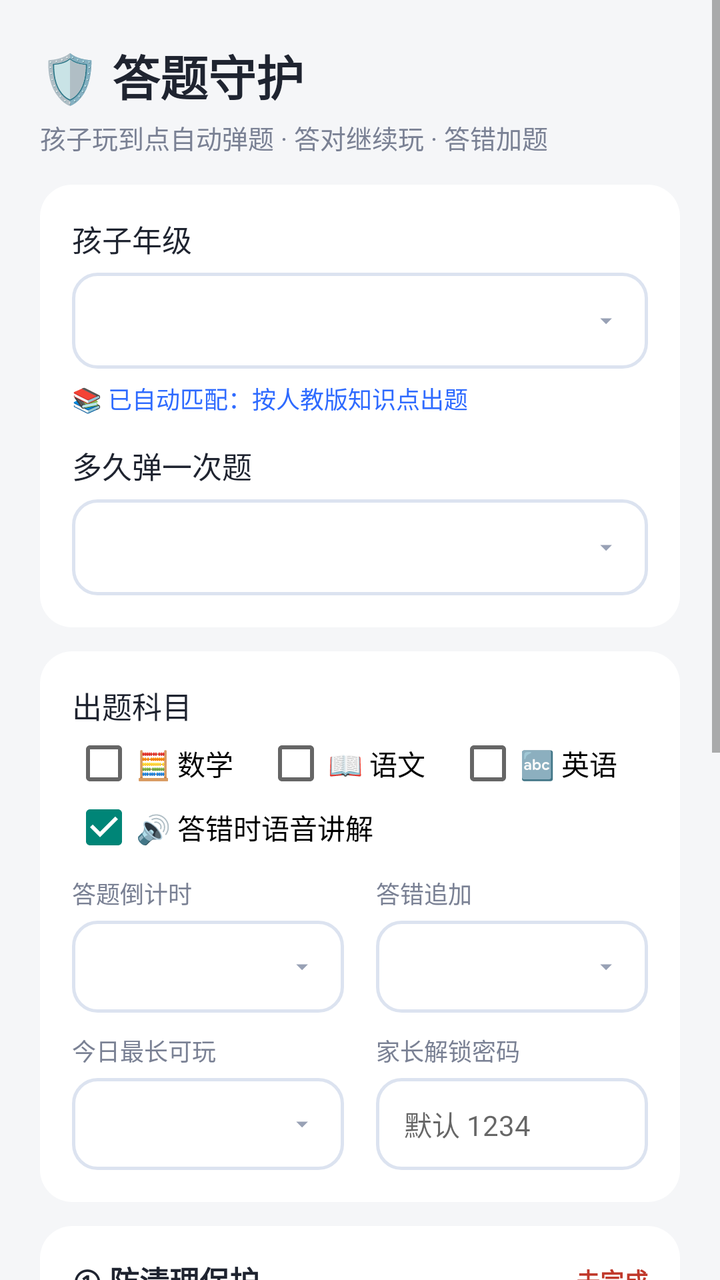
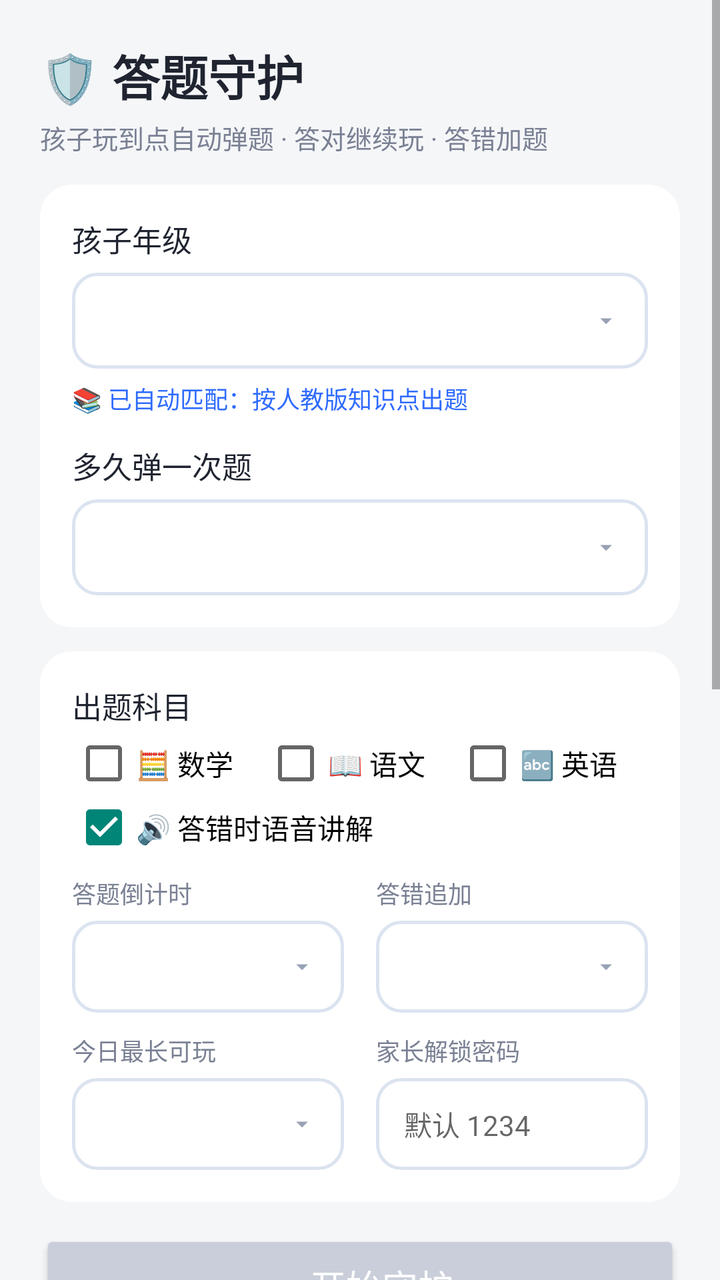

An Android layout rendered at two revisions. The XML below is the earlier revision; the diff shows what the commit changed to produce the second picture.
<!-- AndroidManifest.xml: application theme Theme.AnswerLock -->
<!-- res/layout/activity_main.xml -->
<?xml version="1.0" encoding="utf-8"?>
<FrameLayout xmlns:android="http://schemas.android.com/apk/res/android"
    android:layout_width="match_parent"
    android:layout_height="match_parent"
    android:background="#F5F6F8">

    <ScrollView
        android:layout_width="match_parent"
        android:layout_height="match_parent"
        android:background="#F5F6F8">

        <LinearLayout
            android:layout_width="match_parent"
            android:layout_height="wrap_content"
            android:orientation="vertical"
            android:padding="20dp">

            <TextView
                android:layout_width="wrap_content"
                android:layout_height="wrap_content"
                android:text="🛡️ 答题守护"
                android:textColor="#1F2430"
                android:textSize="24sp"
                android:textStyle="bold" />

            <TextView
                android:layout_width="wrap_content"
                android:layout_height="wrap_content"
                android:layout_marginTop="4dp"
                android:layout_marginBottom="14dp"
                android:text="孩子玩到点自动弹题 · 答对继续玩 · 答错加题"
                android:textColor="#7A8194"
                android:textSize="13sp" />

            
            <LinearLayout
                android:id="@+id/hintCard"
                android:layout_width="match_parent"
                android:layout_height="wrap_content"
                android:layout_marginBottom="12dp"
                android:background="@drawable/bg_hint"
                android:clickable="true"
                android:focusable="true"
                android:orientation="horizontal"
                android:padding="12dp"
                android:visibility="gone">

                <TextView
                    android:id="@+id/hintTv"
                    android:layout_width="0dp"
                    android:layout_height="wrap_content"
                    android:layout_weight="1"
                    android:lineSpacingExtra="2dp"
                    android:text="⚠️ 华为还需打开「后台弹窗」权限，否则离开本页后弹不出来"
                    android:textColor="#C0392B"
                    android:textSize="13sp" />

                <TextView
                    android:layout_width="wrap_content"
                    android:layout_height="wrap_content"
                    android:layout_gravity="center_vertical"
                    android:layout_marginStart="8dp"
                    android:text="去打开 ›"
                    android:textColor="#C0392B"
                    android:textSize="13sp"
                    android:textStyle="bold" />
            </LinearLayout>

            
            <LinearLayout
                android:layout_width="match_parent"
                android:layout_height="wrap_content"
                android:background="@drawable/bg_section"
                android:orientation="vertical"
                android:padding="16dp">

                <TextView
                    android:layout_width="wrap_content"
                    android:layout_height="wrap_content"
                    android:text="孩子年级"
                    android:textColor="#1F2430"
                    android:textSize="15sp" />

                <Spinner
                    android:id="@+id/gradeSp"
                    android:layout_width="match_parent"
                    android:layout_height="48dp"
                    android:layout_marginTop="6dp"
                    android:background="@drawable/bg_spinner"
                    android:paddingStart="14dp"
                    android:paddingEnd="40dp" />

                <TextView
                    android:id="@+id/autoTv"
                    android:layout_width="wrap_content"
                    android:layout_height="wrap_content"
                    android:layout_marginTop="6dp"
                    android:text="📚 已自动匹配：按人教版知识点出题"
                    android:textColor="#2F6BFF"
                    android:textSize="12sp" />

                <TextView
                    android:layout_width="wrap_content"
                    android:layout_height="wrap_content"
                    android:layout_marginTop="14dp"
                    android:text="多久弹一次题"
                    android:textColor="#1F2430"
                    android:textSize="15sp" />

                <Spinner
                    android:id="@+id/intervalSp"
                    android:layout_width="match_parent"
                    android:layout_height="48dp"
                    android:layout_marginTop="6dp"
                    android:background="@drawable/bg_spinner"
                    android:paddingStart="14dp"
                    android:paddingEnd="40dp" />
            </LinearLayout>

            
            <LinearLayout
                android:layout_width="match_parent"
                android:layout_height="wrap_content"
                android:layout_marginTop="12dp"
                android:background="@drawable/bg_section"
                android:orientation="vertical"
                android:padding="16dp">

                <TextView
                    android:layout_width="wrap_content"
                    android:layout_height="wrap_content"
                    android:text="出题科目"
                    android:textColor="#1F2430"
                    android:textSize="15sp" />

                <LinearLayout
                    android:layout_width="match_parent"
                    android:layout_height="wrap_content"
                    android:layout_marginTop="2dp"
                    android:orientation="horizontal">

                    <CheckBox
                        android:id="@+id/chkMath"
                        android:layout_width="0dp"
                        android:layout_height="wrap_content"
                        android:layout_weight="1"
                        android:text="🧮 数学"
                        android:textSize="14sp" />

                    <CheckBox
                        android:id="@+id/chkChinese"
                        android:layout_width="0dp"
                        android:layout_height="wrap_content"
                        android:layout_weight="1"
                        android:text="📖 语文"
                        android:textSize="14sp" />

                    <CheckBox
                        android:id="@+id/chkEnglish"
                        android:layout_width="0dp"
                        android:layout_height="wrap_content"
                        android:layout_weight="1"
                        android:text="🔤 英语"
                        android:textSize="14sp" />
                </LinearLayout>

                <CheckBox
                    android:id="@+id/voiceChk"
                    android:layout_width="wrap_content"
                    android:layout_height="wrap_content"
                    android:checked="true"
                    android:text="🔊 答错时语音讲解"
                    android:textSize="14sp" />

                <LinearLayout
                    android:layout_width="match_parent"
                    android:layout_height="wrap_content"
                    android:layout_marginTop="8dp"
                    android:orientation="horizontal">

                    <LinearLayout
                        android:layout_width="0dp"
                        android:layout_height="wrap_content"
                        android:layout_marginEnd="8dp"
                        android:layout_weight="1"
                        android:orientation="vertical">

                        <TextView
                            android:layout_width="wrap_content"
                            android:layout_height="wrap_content"
                            android:text="答题倒计时"
                            android:textColor="#7A8194"
                            android:textSize="12sp" />

                        <Spinner
                            android:id="@+id/quizTimeSp"
                            android:layout_width="match_parent"
                            android:layout_height="46dp"
                            android:layout_marginTop="5dp"
                            android:background="@drawable/bg_spinner"
                            android:paddingStart="12dp"
                            android:paddingEnd="34dp" />
                    </LinearLayout>

                    <LinearLayout
                        android:layout_width="0dp"
                        android:layout_height="wrap_content"
                        android:layout_marginStart="8dp"
                        android:layout_weight="1"
                        android:orientation="vertical">

                        <TextView
                            android:layout_width="wrap_content"
                            android:layout_height="wrap_content"
                            android:text="答错追加"
                            android:textColor="#7A8194"
                            android:textSize="12sp" />

                        <Spinner
                            android:id="@+id/penaltySp"
                            android:layout_width="match_parent"
                            android:layout_height="46dp"
                            android:layout_marginTop="5dp"
                            android:background="@drawable/bg_spinner"
                            android:paddingStart="12dp"
                            android:paddingEnd="34dp" />
                    </LinearLayout>
                </LinearLayout>

                <LinearLayout
                    android:layout_width="match_parent"
                    android:layout_height="wrap_content"
                    android:layout_marginTop="10dp"
                    android:orientation="horizontal">

                    <LinearLayout
                        android:layout_width="0dp"
                        android:layout_height="wrap_content"
                        android:layout_marginEnd="8dp"
                        android:layout_weight="1"
                        android:orientation="vertical">

                        <TextView
                            android:layout_width="wrap_content"
                            android:layout_height="wrap_content"
                            android:text="今日最长可玩"
                            android:textColor="#7A8194"
                            android:textSize="12sp" />

                        <Spinner
                            android:id="@+id/dailySp"
                            android:layout_width="match_parent"
                            android:layout_height="46dp"
                            android:layout_marginTop="5dp"
                            android:background="@drawable/bg_spinner"
                            android:paddingStart="12dp"
                            android:paddingEnd="34dp" />
                    </LinearLayout>

                    <LinearLayout
                        android:layout_width="0dp"
                        android:layout_height="wrap_content"
                        android:layout_marginStart="8dp"
                        android:layout_weight="1"
                        android:orientation="vertical">

                        <TextView
                            android:layout_width="wrap_content"
                            android:layout_height="wrap_content"
                            android:text="家长解锁密码"
                            android:textColor="#7A8194"
                            android:textSize="12sp" />

                        <EditText
                            android:id="@+id/pwdEt"
                            android:layout_width="match_parent"
                            android:layout_height="46dp"
                            android:layout_marginTop="5dp"
                            android:background="@drawable/bg_field"
                            android:gravity="center_vertical"
                            android:hint="默认 1234"
                            android:inputType="textPassword"
                            android:maxLength="8"
                            android:paddingStart="14dp"
                            android:paddingEnd="12dp"
                            android:textSize="14sp" />
                    </LinearLayout>
                </LinearLayout>
            </LinearLayout>

            
            <LinearLayout
                android:id="@+id/adminCard"
                android:layout_width="match_parent"
                android:layout_height="wrap_content"
                android:layout_marginTop="12dp"
                android:background="@drawable/bg_section"
                android:orientation="vertical"
                android:padding="16dp">

                <LinearLayout
                    android:layout_width="match_parent"
                    android:layout_height="wrap_content"
                    android:gravity="center_vertical"
                    android:orientation="horizontal">

                    <TextView
                        android:layout_width="0dp"
                        android:layout_height="wrap_content"
                        android:layout_weight="1"
                        android:text="① 防清理保护"
                        android:textColor="#1F2430"
                        android:textSize="15sp"
                        android:textStyle="bold" />

                    <TextView
                        android:id="@+id/adminStateTv"
                        android:layout_width="wrap_content"
                        android:layout_height="wrap_content"
                        android:text="未完成"
                        android:textColor="#C0392B"
                        android:textSize="12sp"
                        android:textStyle="bold" />
                </LinearLayout>

                <TextView
                    android:id="@+id/adminDescTv"
                    android:layout_width="match_parent"
                    android:layout_height="wrap_content"
                    android:layout_marginTop="5dp"
                    android:lineSpacingExtra="2dp"
                    android:text="点一次下面这个按钮、在系统弹窗里点「激活」就好，之后永久生效。开启后「② 开始守护」才会变蓝。"
                    android:textColor="#7A8194"
                    android:textSize="12sp" />

                <Button
                    android:id="@+id/adminBtn"
                    android:layout_width="match_parent"
                    android:layout_height="48dp"
                    android:layout_marginTop="10dp"
                    android:backgroundTint="#EDEBFF"
                    android:text="🛡️ 一键开启防清理保护"
                    android:textColor="#4B3BB3"
                    android:textSize="15sp" />

                <TextView
                    android:layout_width="match_parent"
                    android:layout_height="wrap_content"
                    android:layout_marginTop="8dp"
                    android:text="防冻结、防清理都在后台自动处理，不用再去系统设置里点别的"
                    android:textColor="#9AA3B5"
                    android:textSize="11sp" />
            </LinearLayout>

            
            <Button
                android:id="@+id/startBtn"
                android:layout_width="match_parent"
                android:layout_height="56dp"
                android:layout_marginTop="14dp"
                android:backgroundTint="#C9CEDA"
                android:text="② 开始守护"
                android:textColor="#FFFFFF"
                android:textSize="18sp" />

            <TextView
                android:id="@+id/startHintTv"
                android:layout_width="match_parent"
                android:layout_height="wrap_content"
                android:layout_marginTop="7dp"
                android:gravity="center"
                android:text="点亮上面第 ① 步，这个按钮立刻变蓝"
                android:textColor="#9AA3B5"
                android:textSize="12sp" />

            <LinearLayout
                android:layout_width="match_parent"
                android:layout_height="wrap_content"
                android:layout_marginTop="10dp"
                android:orientation="horizontal">

                <Button
                    android:id="@+id/testBtn"
                    android:layout_width="0dp"
                    android:layout_height="44dp"
                    android:layout_weight="1"
                    android:backgroundTint="#FFFFFF"
                    android:text="立即试弹一题"
                    android:textColor="#2F6BFF" />

                <Button
                    android:id="@+id/stopBtn"
                    android:layout_width="0dp"
                    android:layout_height="44dp"
                    android:layout_marginStart="10dp"
                    android:layout_weight="1"
                    android:backgroundTint="#FFFFFF"
                    android:text="停止守护"
                    android:textColor="#7A8194" />
            </LinearLayout>

            <TextView
                android:id="@+id/statusTv"
                android:layout_width="match_parent"
                android:layout_height="wrap_content"
                android:layout_marginTop="14dp"
                android:text="⚪ 未启动"
                android:textColor="#1F2430"
                android:textSize="15sp"
                android:textStyle="bold" />

            <TextView
                android:id="@+id/diagToggle"
                android:layout_width="wrap_content"
                android:layout_height="wrap_content"
                android:layout_marginTop="14dp"
                android:paddingTop="6dp"
                android:paddingBottom="6dp"
                android:text="🩺 弹题不正常？诊断与修复 ▾"
                android:textColor="#B26A00"
                android:textSize="14sp" />

            <LinearLayout
                android:id="@+id/diagBox"
                android:layout_width="match_parent"
                android:layout_height="wrap_content"
                android:orientation="vertical"
                android:visibility="gone">

                <TextView
                    android:id="@+id/diagTv"
                    android:layout_width="match_parent"
                    android:layout_height="wrap_content"
                    android:layout_marginTop="6dp"
                    android:lineSpacingExtra="4dp"
                    android:text="诊断中…"
                    android:textColor="#7A8194"
                    android:textSize="13sp" />

                <Button
                    android:id="@+id/fixBtn"
                    android:layout_width="match_parent"
                    android:layout_height="46dp"
                    android:layout_marginTop="8dp"
                    android:backgroundTint="#FFF4E5"
                    android:text="🔧 一键修复权限"
                    android:textColor="#B26A00" />

                <Button
                    android:id="@+id/test10Btn"
                    android:layout_width="match_parent"
                    android:layout_height="46dp"
                    android:layout_marginTop="8dp"
                    android:backgroundTint="#E6F7EE"
                    android:text="⚡ 10 秒后弹题（快速验证）"
                    android:textColor="#0B7A4B" />

                <Button
                    android:id="@+id/huaweiBtn"
                    android:layout_width="match_parent"
                    android:layout_height="46dp"
                    android:layout_marginTop="8dp"
                    android:backgroundTint="#FDECEC"
                    android:text="📱 华为防冻结设置（图解）"
                    android:textColor="#C0392B" />
            </LinearLayout>

            <Space
                android:layout_width="match_parent"
                android:layout_height="30dp" />
        </LinearLayout>
    </ScrollView>

    
    <LinearLayout
        android:id="@+id/lockLayer"
        android:layout_width="match_parent"
        android:layout_height="match_parent"
        android:background="#F5F6F8"
        android:gravity="center"
        android:orientation="vertical"
        android:padding="32dp"
        android:visibility="gone">

        <TextView
            android:layout_width="wrap_content"
            android:layout_height="wrap_content"
            android:text="🛡️"
            android:textSize="52sp" />

        <TextView
            android:layout_width="wrap_content"
            android:layout_height="wrap_content"
            android:layout_marginTop="10dp"
            android:text="守护运行中"
            android:textColor="#1F2430"
            android:textSize="20sp"
            android:textStyle="bold" />

        <TextView
            android:layout_width="wrap_content"
            android:layout_height="wrap_content"
            android:layout_marginTop="8dp"
            android:gravity="center"
            android:lineSpacingExtra="3dp"
            android:text="设置已锁定，需要家长密码才能修改"
            android:textColor="#7A8194"
            android:textSize="13sp" />

        <EditText
            android:id="@+id/unlockEt"
            android:layout_width="200dp"
            android:layout_height="48dp"
            android:layout_marginTop="20dp"
            android:background="@drawable/bg_field"
            android:gravity="center"
            android:hint="家长密码"
            android:inputType="numberPassword"
            android:maxLength="8"
            android:textSize="16sp" />

        <Button
            android:id="@+id/unlockBtn"
            android:layout_width="200dp"
            android:layout_height="48dp"
            android:layout_marginTop="12dp"
            android:backgroundTint="#2F6BFF"
            android:text="解锁设置"
            android:textColor="#FFFFFF"
            android:textSize="15sp" />

        <TextView
            android:id="@+id/lockErrTv"
            android:layout_width="wrap_content"
            android:layout_height="wrap_content"
            android:layout_marginTop="10dp"
            android:text="密码不对"
            android:textColor="#C0392B"
            android:textSize="12sp"
            android:visibility="gone" />
    </LinearLayout>
</FrameLayout>
<!-- resources referenced by this layout -->
<resources>
  <!-- drawable bg_field (drawable) -->
  <?xml version="1.0" encoding="utf-8"?>
  <shape xmlns:android="http://schemas.android.com/apk/res/android">
      <solid android:color="#FFFFFF" />
      <corners android:radius="12dp" />
      <stroke
          android:width="1.5dp"
          android:color="#DCE3F0" />
  </shape>
  <!-- drawable bg_hint (drawable) -->
  <?xml version="1.0" encoding="utf-8"?>
  <shape xmlns:android="http://schemas.android.com/apk/res/android">
      <solid android:color="#FFF2F1" />
      <corners android:radius="12dp" />
      <stroke
          android:width="1.5dp"
          android:color="#FFD3CF" />
  </shape>
  <!-- drawable bg_section (drawable) -->
  <?xml version="1.0" encoding="utf-8"?>
  <shape xmlns:android="http://schemas.android.com/apk/res/android">
      <solid android:color="#FFFFFF" />
      <corners android:radius="16dp" />
  </shape>
  <!-- drawable bg_spinner (drawable) -->
  <?xml version="1.0" encoding="utf-8"?>
  <layer-list xmlns:android="http://schemas.android.com/apk/res/android">
      <item>
          <shape>
              <solid android:color="#FFFFFF" />
              <corners android:radius="12dp" />
              <stroke
                  android:width="1.5dp"
                  android:color="#DCE3F0" />
          </shape>
      </item>
      <item
          android:width="14dp"
          android:height="14dp"
          android:right="14dp"
          android:gravity="end|center_vertical"
          android:drawable="@drawable/ic_chevron_down" />
  </layer-list>
  <style name="Theme.AnswerLock" parent="Theme.AppCompat.Light.NoActionBar">
          <item name="android:statusBarColor">#F5F6F8</item>
          <item name="android:windowLightStatusBar">true</item>
      </style>
  <!-- drawable ic_chevron_down (drawable) -->
  <?xml version="1.0" encoding="utf-8"?>
  <vector xmlns:android="http://schemas.android.com/apk/res/android"
      android:width="14dp"
      android:height="14dp"
      android:viewportWidth="24"
      android:viewportHeight="24">
      <path
          android:fillColor="#98A1B5"
          android:pathData="M7,10l5,5l5,-5z" />
  </vector>
</resources>

<!-- the commit's change to res/layout/activity_main.xml (unified diff, before → after) -->
@@ -289,77 +289,13 @@
             </LinearLayout>
 
             
-            <LinearLayout
-                android:id="@+id/adminCard"
-                android:layout_width="match_parent"
-                android:layout_height="wrap_content"
-                android:layout_marginTop="12dp"
-                android:background="@drawable/bg_section"
-                android:orientation="vertical"
-                android:padding="16dp">
-
-                <LinearLayout
-                    android:layout_width="match_parent"
-                    android:layout_height="wrap_content"
-                    android:gravity="center_vertical"
-                    android:orientation="horizontal">
-
-                    <TextView
-                        android:layout_width="0dp"
-                        android:layout_height="wrap_content"
-                        android:layout_weight="1"
-                        android:text="① 防清理保护"
-                        android:textColor="#1F2430"
-                        android:textSize="15sp"
-                        android:textStyle="bold" />
-
-                    <TextView
-                        android:id="@+id/adminStateTv"
-                        android:layout_width="wrap_content"
-                        android:layout_height="wrap_content"
-                        android:text="未完成"
-                        android:textColor="#C0392B"
-                        android:textSize="12sp"
-                        android:textStyle="bold" />
-                </LinearLayout>
-
-                <TextView
-                    android:id="@+id/adminDescTv"
-                    android:layout_width="match_parent"
-                    android:layout_height="wrap_content"
-                    android:layout_marginTop="5dp"
-                    android:lineSpacingExtra="2dp"
-                    android:text="点一次下面这个按钮、在系统弹窗里点「激活」就好，之后永久生效。开启后「② 开始守护」才会变蓝。"
-                    android:textColor="#7A8194"
-                    android:textSize="12sp" />
-
-                <Button
-                    android:id="@+id/adminBtn"
-                    android:layout_width="match_parent"
-                    android:layout_height="48dp"
-                    android:layout_marginTop="10dp"
-                    android:backgroundTint="#EDEBFF"
-                    android:text="🛡️ 一键开启防清理保护"
-                    android:textColor="#4B3BB3"
-                    android:textSize="15sp" />
-
-                <TextView
-                    android:layout_width="match_parent"
-                    android:layout_height="wrap_content"
-                    android:layout_marginTop="8dp"
-                    android:text="防冻结、防清理都在后台自动处理，不用再去系统设置里点别的"
-                    android:textColor="#9AA3B5"
-                    android:textSize="11sp" />
-            </LinearLayout>
-
-            
             <Button
                 android:id="@+id/startBtn"
                 android:layout_width="match_parent"
                 android:layout_height="56dp"
                 android:layout_marginTop="14dp"
                 android:backgroundTint="#C9CEDA"
-                android:text="② 开始守护"
+                android:text="▶ 开始守护"
                 android:textColor="#FFFFFF"
                 android:textSize="18sp" />
 
@@ -369,34 +305,62 @@
                 android:layout_height="wrap_content"
                 android:layout_marginTop="7dp"
                 android:gravity="center"
-                android:text="点亮上面第 ① 步，这个按钮立刻变蓝"
+                android:text="点一下就好，缺的权限会自动带你逐项打开"
                 android:textColor="#9AA3B5"
                 android:textSize="12sp" />
 
+            
             <LinearLayout
-                android:layout_width="match_parent"
-                android:layout_height="wrap_content"
-                android:layout_marginTop="10dp"
-                android:orientation="horizontal">
-
-                <Button
-                    android:id="@+id/testBtn"
-                    android:layout_width="0dp"
-                    android:layout_height="44dp"
-                    android:layout_weight="1"
-                    android:backgroundTint="#FFFFFF"
-                    android:text="立即试弹一题"
-                    android:textColor="#2F6BFF" />
-
-                <Button
-                    android:id="@+id/stopBtn"
-                    android:layout_width="0dp"
-                    android:layout_height="44dp"
-                    android:layout_marginStart="10dp"
-                    android:layout_weight="1"
-                    android:backgroundTint="#FFFFFF"
-                    android:text="停止守护"
-                    android:textColor="#7A8194" />
+                android:id="@+id/noticeCard"
+                android:layout_width="match_parent"
+                android:layout_height="wrap_content"
+                android:layout_marginTop="14dp"
+                android:background="@drawable/bg_notice"
+                android:clickable="true"
+                android:focusable="true"
+                android:orientation="vertical"
+                android:padding="16dp">
+
+                <TextView
+                    android:layout_width="wrap_content"
+                    android:layout_height="wrap_content"
+                    android:text="📌 使用须知"
+                    android:textColor="#C0392B"
+                    android:textSize="15sp"
+                    android:textStyle="bold" />
+
+                <TextView
+                    android:layout_width="match_parent"
+                    android:layout_height="wrap_content"
+                    android:layout_marginTop="7dp"
+                    android:lineSpacingExtra="4dp"
+                    android:text="1 · 点上面的大按钮开始守护，缺的系统权限会自动带你一项一项打开，回来自动继续，不用自己找。\n2 · 启动后会教你把后台卡片锁住（只需一次）：从屏幕底部上滑并停住 → 找到「答题守护」→ 按住卡片往下拉 → 点 🔒。\n3 · 锁好之后：上划划不掉、一键清理也清不掉；孩子点开卡片只能看到家长密码屏。\n4 · 换手机、重装 App 才需要重新锁一次。"
+                    android:textColor="#8C4038"
+                    android:textSize="12.5sp" />
+
+                <TextView
+                    android:id="@+id/adminLine"
+                    android:layout_width="match_parent"
+                    android:layout_height="wrap_content"
+                    android:layout_marginTop="11dp"
+                    android:background="@drawable/bg_field"
+                    android:clickable="true"
+                    android:focusable="true"
+                    android:paddingStart="12dp"
+                    android:paddingTop="10dp"
+                    android:paddingEnd="12dp"
+                    android:paddingBottom="10dp"
+                    android:text="🛡️ 防卸载保护：未开启 · 点此开启（可选，挡住孩子在设置里强行停止和卸载）"
+                    android:textColor="#B26A00"
+                    android:textSize="12sp" />
+
+                <TextView
+                    android:layout_width="match_parent"
+                    android:layout_height="wrap_content"
+                    android:layout_marginTop="8dp"
+                    android:text="点本卡片可随时重看锁卡片的方法"
+                    android:textColor="#C39A93"
+                    android:textSize="11sp" />
             </LinearLayout>
 
             <TextView
@@ -404,7 +368,7 @@
                 android:layout_width="match_parent"
                 android:layout_height="wrap_content"
                 android:layout_marginTop="14dp"
-                android:text="⚪ 未启动"
+                android:text="⚪ 未启动 · 选好年级和间隔，点上面的「开始守护」即可"
                 android:textColor="#1F2430"
                 android:textSize="15sp"
                 android:textStyle="bold" />
<!-- resource entries referenced after the edit -->
@@ -17,6 +17,15 @@
       <stroke
           android:width="1.5dp"
           android:color="#FFD3CF" />
+  </shape>
+  <!-- drawable bg_notice (drawable) -->
+  <?xml version="1.0" encoding="utf-8"?>
+  <shape xmlns:android="http://schemas.android.com/apk/res/android">
+      <solid android:color="#FFF6F5" />
+      <corners android:radius="16dp" />
+      <stroke
+          android:width="1.5dp"
+          android:color="#FFD9D5" />
   </shape>
   <!-- drawable bg_section (drawable) -->
   <?xml version="1.0" encoding="utf-8"?>
